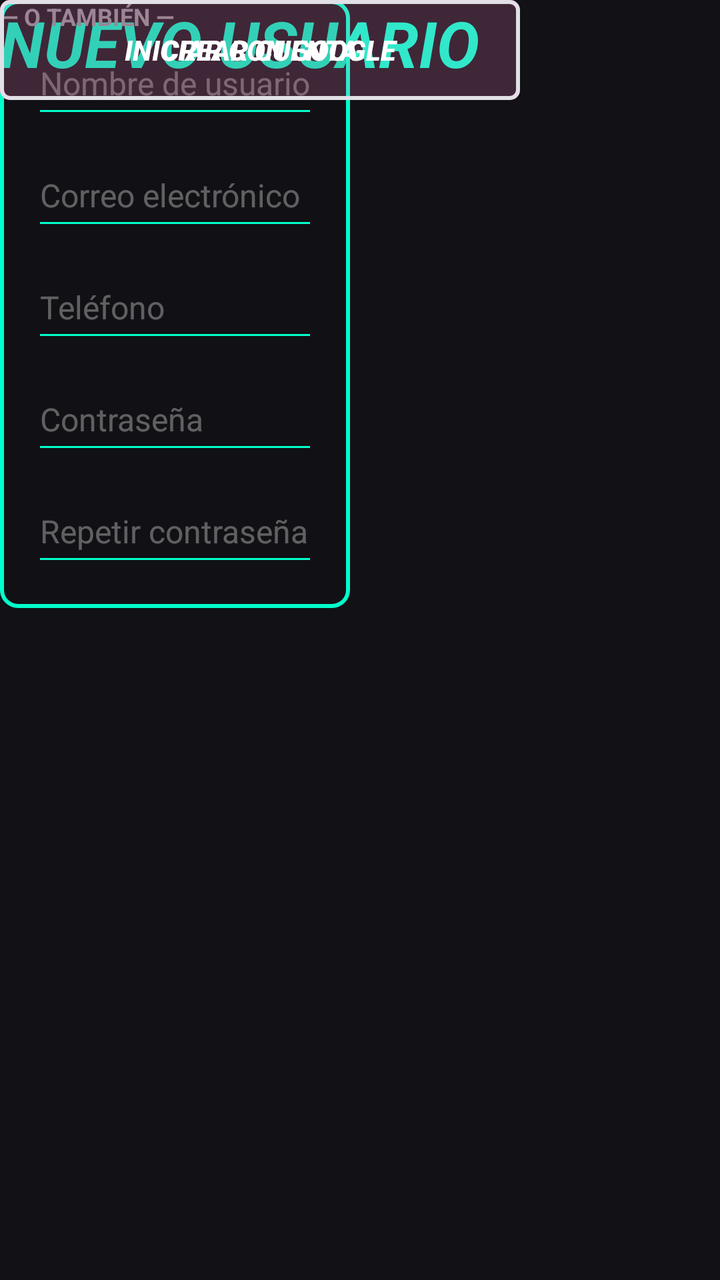
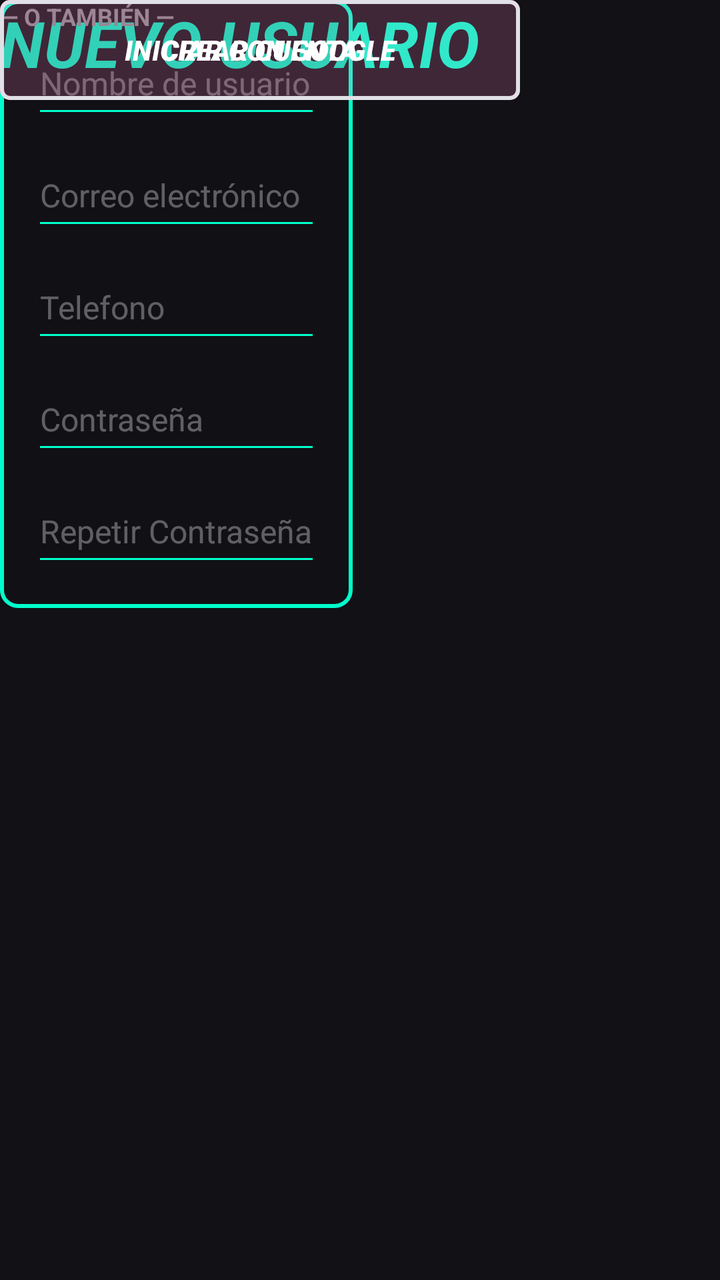

Before-and-after screenshots of an Android layout around one commit, followed by the original layout XML and the change that was made.
<!-- AndroidManifest.xml: application theme Theme.TunerTravellers -->
<!-- res/layout/activity_pantalla_registro.xml -->
<?xml version="1.0" encoding="utf-8"?>
<androidx.constraintlayout.widget.ConstraintLayout xmlns:android="http://schemas.android.com/apk/res/android"
    xmlns:app="http://android.com"
    xmlns:tools="http://android.com"
    xmlns:tools2="http://schemas.android.com/tools"
    android:id="@+id/main"
    android:layout_width="match_parent"
    android:layout_height="match_parent"
    android:background="#111116"
    tools:context="PantallaRrgistro">

    


    <TextView
        android:id="@+id/tvRegisterTitle"
        android:layout_width="wrap_content"
        android:layout_height="wrap_content"
        android:text="NUEVO USUARIO"
        android:textColor="#00FFCC"
        android:textSize="32sp"
        android:textStyle="bold|italic"
        app:layout_constraintStart_toStartOf="parent"
        app:layout_constraintTop_toTopOf="parent"
        app:layout_end_toEndOf="parent"
        tools2:layout_editor_absoluteX="85dp"
        tools2:layout_editor_absoluteY="46dp" />

    

    <FrameLayout
        android:id="@+id/containerForm"
        android:layout_width="0dp"
        android:layout_height="wrap_content"
        android:background="@drawable/bg_neon_container"
        android:padding="16dp"
        app:layout_constraintStart_toStartOf="parent"
        app:layout_constraintTop_toBottomOf="@+id/tvRegisterTitle"
        app:layout_end_toEndOf="parent"
        tools2:layout_editor_absoluteX="118dp"
        tools2:layout_editor_absoluteY="147dp">

        <LinearLayout
            android:layout_width="match_parent"
            android:layout_height="wrap_content"
            android:orientation="vertical">

            
            <EditText
                android:id="@+id/etUsername"
                android:layout_width="match_parent"
                android:layout_height="48dp"
                android:backgroundTint="#00FFCC"
                android:hint="Nombre de usuario"
                android:inputType="textPersonName"
                android:textColor="#FFFFFF"
                android:textColorHint="#55FFFFFF"
                android:textSize="16sp" />

            
            <EditText
                android:id="@+id/etEmail"
                android:layout_width="match_parent"
                android:layout_height="48dp"
                android:layout_marginTop="8dp"
                android:backgroundTint="#00FFCC"
                android:hint="Correo electrónico"
                android:inputType="textEmailAddress"
                android:textColor="#FFFFFF"
                android:textColorHint="#55FFFFFF"
                android:textSize="16sp" />

            
            <EditText
                android:id="@+id/etPhone"
                android:layout_width="match_parent"
                android:layout_height="48dp"
                android:layout_marginTop="8dp"
                android:backgroundTint="#00FFCC"
                android:hint="Teléfono"
                android:inputType="phone"
                android:textColor="#FFFFFF"
                android:textColorHint="#55FFFFFF"
                android:textSize="16sp" />

            
            <EditText
                android:id="@+id/etPassword"
                android:layout_width="match_parent"
                android:layout_height="48dp"
                android:layout_marginTop="8dp"
                android:backgroundTint="#00FFCC"
                android:hint="Contraseña"
                android:inputType="textPassword"
                android:textColor="#FFFFFF"
                android:textColorHint="#55FFFFFF"
                android:textSize="16sp" />

            
            <EditText
                android:id="@+id/etRepeatPassword"
                android:layout_width="match_parent"
                android:layout_height="48dp"
                android:layout_marginTop="8dp"
                android:backgroundTint="#00FFCC"
                android:hint="Repetir contraseña"
                android:inputType="textPassword"
                android:textColor="#FFFFFF"
                android:textColorHint="#55FFFFFF"
                android:textSize="16sp" />

        </LinearLayout>
    </FrameLayout>
    
    <androidx.appcompat.widget.AppCompatButton
        android:id="@+id/btnSubmitRegister"
        android:layout_width="260dp"
        android:layout_height="50dp"
        android:background="@drawable/btn_neon_pink"
        android:text="CREAR CUENTA"
        android:textColor="#FFFFFF"
        android:textStyle="bold|italic"
        app:layout_constraintStart_toStartOf="parent"
        app:layout_constraintTop_toBottomOf="@+id/containerForm"
        app:layout_end_toEndOf="parent"
        tools2:layout_editor_absoluteX="75dp"
        tools2:layout_editor_absoluteY="488dp" />

    <TextView
        android:id="@+id/tvDivider"
        android:layout_width="wrap_content"
        android:layout_height="wrap_content"
        android:text="— O TAMBIÉN —"
        android:textColor="#85858A"
        android:textSize="12sp"
        android:textStyle="bold"
        app:layout_constraintStart_toStartOf="parent"
        app:layout_constraintTop_toBottomOf="@+id/btnSubmitRegister"
        app:layout_end_toEndOf="parent"
        tools2:layout_editor_absoluteX="161dp"
        tools2:layout_editor_absoluteY="560dp" />
    
    <androidx.appcompat.widget.AppCompatButton
        android:id="@+id/btnGoogleRegister"
        android:layout_width="260dp"
        android:layout_height="50dp"
        android:background="@drawable/btn_neon_google"
        android:text="INICIAR CON GOOGLE"
        android:textColor="#FFFFFF"
        android:textStyle="bold|italic"
        app:layout_constraintStart_toStartOf="parent"
        app:layout_constraintTop_toBottomOf="@+id/tvDivider"
        app:layout_end_toEndOf="parent"
        tools2:layout_editor_absoluteX="75dp"
        tools2:layout_editor_absoluteY="602dp" />

</androidx.constraintlayout.widget.ConstraintLayout>
<!-- resources referenced by this layout -->
<resources>
  <!-- drawable bg_neon_container (drawable) -->
  <?xml version="1.0" encoding="utf-8"?>
  <shape xmlns:android="http://schemas.android.com/apk/res/android" android:shape="rectangle">
      <solid android:color="#1F111116" /> 
      <stroke android:width="2dp" android:color="#00FFCC" /> 
      <corners android:radius="8dp" />
  </shape>
  <!-- drawable btn_neon_google (drawable) -->
  <?xml version="1.0" encoding="utf-8"?>
  <shape xmlns:android="http://schemas.android.com/apk/res/android" android:shape="rectangle">
      <solid android:color="#1AFFFFFF" />
      <stroke android:width="2dp" android:color="#E0E0E6" /> 
      <corners android:radius="4dp" />
  </shape>
  <!-- drawable btn_neon_pink (drawable) -->
  <?xml version="1.0" encoding="utf-8"?>
  <shape xmlns:android="http://schemas.android.com/apk/res/android" android:shape="rectangle">
      <solid android:color="#1AFF007F" /> 
      <stroke android:width="2dp" android:color="#FF007F" /> 
      <corners android:radius="4dp" />
  </shape>
  <style name="Theme.TunerTravellers" parent="Base.Theme.TunerTravellers" />
  <style name="Base.Theme.TunerTravellers" parent="Theme.Material3.DayNight.NoActionBar">
          
          
      </style>
</resources>

<!-- the commit's change to res/layout/activity_pantalla_registro.xml (unified diff, before → after) -->
@@ -7,7 +7,7 @@
     android:layout_width="match_parent"
     android:layout_height="match_parent"
     android:background="#111116"
-    tools:context="PantallaRrgistro">
+    tools:context="PantallaRegistro">
 
     
 
@@ -16,7 +16,7 @@
         android:id="@+id/tvRegisterTitle"
         android:layout_width="wrap_content"
         android:layout_height="wrap_content"
-        android:text="NUEVO USUARIO"
+        android:text="@string/TituloRegistro"
         android:textColor="#00FFCC"
         android:textSize="32sp"
         android:textStyle="bold|italic"
@@ -51,7 +51,7 @@
                 android:layout_width="match_parent"
                 android:layout_height="48dp"
                 android:backgroundTint="#00FFCC"
-                android:hint="Nombre de usuario"
+                android:hint="@string/HintNombreUsuario"
                 android:inputType="textPersonName"
                 android:textColor="#FFFFFF"
                 android:textColorHint="#55FFFFFF"
@@ -64,7 +64,7 @@
                 android:layout_height="48dp"
                 android:layout_marginTop="8dp"
                 android:backgroundTint="#00FFCC"
-                android:hint="Correo electrónico"
+                android:hint="@string/HintCorreoElectronico"
                 android:inputType="textEmailAddress"
                 android:textColor="#FFFFFF"
                 android:textColorHint="#55FFFFFF"
@@ -77,7 +77,7 @@
                 android:layout_height="48dp"
                 android:layout_marginTop="8dp"
                 android:backgroundTint="#00FFCC"
-                android:hint="Teléfono"
+                android:hint="@string/HintTelefono"
                 android:inputType="phone"
                 android:textColor="#FFFFFF"
                 android:textColorHint="#55FFFFFF"
@@ -90,7 +90,7 @@
                 android:layout_height="48dp"
                 android:layout_marginTop="8dp"
                 android:backgroundTint="#00FFCC"
-                android:hint="Contraseña"
+                android:hint="@string/HintContraseña"
                 android:inputType="textPassword"
                 android:textColor="#FFFFFF"
                 android:textColorHint="#55FFFFFF"
@@ -103,7 +103,7 @@
                 android:layout_height="48dp"
                 android:layout_marginTop="8dp"
                 android:backgroundTint="#00FFCC"
-                android:hint="Repetir contraseña"
+                android:hint="@string/HintRepetirContraseña"
                 android:inputType="textPassword"
                 android:textColor="#FFFFFF"
                 android:textColorHint="#55FFFFFF"
@@ -117,7 +117,7 @@
         android:layout_width="260dp"
         android:layout_height="50dp"
         android:background="@drawable/btn_neon_pink"
-        android:text="CREAR CUENTA"
+        android:text="@string/BotonCrearCuenta"
         android:textColor="#FFFFFF"
         android:textStyle="bold|italic"
         app:layout_constraintStart_toStartOf="parent"
@@ -130,7 +130,7 @@
         android:id="@+id/tvDivider"
         android:layout_width="wrap_content"
         android:layout_height="wrap_content"
-        android:text="— O TAMBIÉN —"
+        android:text="@string/TextoTambien"
         android:textColor="#85858A"
         android:textSize="12sp"
         android:textStyle="bold"
@@ -145,7 +145,7 @@
         android:layout_width="260dp"
         android:layout_height="50dp"
         android:background="@drawable/btn_neon_google"
-        android:text="INICIAR CON GOOGLE"
+        android:text="@string/OpcionGoogleRegistro"
         android:textColor="#FFFFFF"
         android:textStyle="bold|italic"
         app:layout_constraintStart_toStartOf="parent"
<!-- resource entries referenced after the edit -->
@@ -21,6 +21,13 @@
       <stroke android:width="2dp" android:color="#FF007F" /> 
       <corners android:radius="4dp" />
   </shape>
+  <string name="BotonCrearCuenta">CREAR CUENTA</string>
+  <string name="HintCorreoElectronico">Correo electrónico</string>
+  <string name="HintNombreUsuario">Nombre de usuario</string>
+  <string name="HintTelefono">Telefono</string>
+  <string name="OpcionGoogleRegistro">INICIAR CON GOOGLE</string>
+  <string name="TextoTambien">— O TAMBIÉN —</string>
+  <string name="TituloRegistro">NUEVO USUARIO</string>
   <style name="Theme.TunerTravellers" parent="Base.Theme.TunerTravellers" />
   <style name="Base.Theme.TunerTravellers" parent="Theme.Material3.DayNight.NoActionBar">
           
